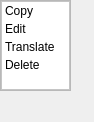
Before: the Qt Designer form Uis/ListContextUi.ui in nabil-bot/kontho-2023, drawn with Qt 5.
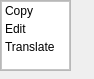
After: the same form once the commit is applied.

Diff of the .ui file:
```diff
--- a/Uis/ListContextUi.ui
+++ b/Uis/ListContextUi.ui
@@ -7,7 +7,7 @@
     <x>0</x>
     <y>0</y>
     <width>94</width>
-    <height>122</height>
+    <height>79</height>
    </rect>
   </property>
   <property name="windowTitle">
@@ -19,7 +19,7 @@
      <x>0</x>
      <y>0</y>
      <width>71</width>
-     <height>91</height>
+     <height>71</height>
     </rect>
    </property>
    <property name="frameShape">
@@ -76,11 +76,6 @@
         <string>Translate</string>
        </property>
       </item>
-      <item>
-       <property name="text">
-        <string>Delete</string>
-       </property>
-      </item>
      </widget>
     </item>
    </layout>
```
